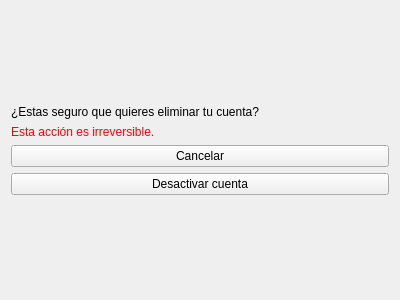
The window that proyecto progra/Seguro.ui (AntonyEduardoAguirre/proyectoprogramacion2) describes before a commit, drawn with Qt 5.
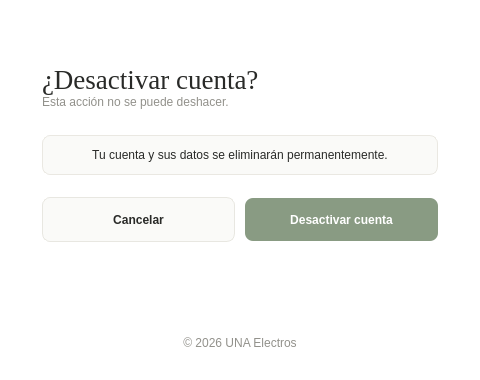
The same window after the commit.

```diff
--- a/proyecto progra/Seguro.ui
+++ b/proyecto progra/Seguro.ui
@@ -1,66 +1,191 @@
 <?xml version="1.0" encoding="UTF-8"?>
 <ui version="4.0">
- <class>SeguroClass</class>
- <widget class="QWidget" name="SeguroClass">
+ <class>seguroClass</class>
+ <widget class="QWidget" name="seguroClass">
   <property name="geometry">
    <rect>
     <x>0</x>
     <y>0</y>
-    <width>400</width>
-    <height>300</height>
+    <width>480</width>
+    <height>380</height>
    </rect>
   </property>
+  <property name="minimumSize">
+   <size>
+    <width>430</width>
+    <height>350</height>
+   </size>
+  </property>
   <property name="windowTitle">
-   <string>Form</string>
+   <string>Confirmación</string>
   </property>
-  <layout class="QVBoxLayout" name="verticalLayout">
-   <item>
-    <spacer name="verticalSpacer_2">
-     <property name="orientation">
-      <enum>Qt::Orientation::Vertical</enum>
-     </property>
-     <property name="sizeHint" stdset="0">
-      <size>
-       <width>20</width>
-       <height>40</height>
-      </size>
-     </property>
-    </spacer>
-   </item>
-   <item>
-    <widget class="QLabel" name="label">
-     <property name="text">
-      <string>¿Estas seguro que quieres eliminar tu cuenta?</string>
-     </property>
-    </widget>
-   </item>
-   <item>
-    <widget class="QLabel" name="label_2">
-     <property name="styleSheet">
-      <string notr="true">color: red;
+  <property name="styleSheet">
+   <string notr="true">#seguroClass {
+	background-color: #FFFFFF;
+}
+QLabel#eyebrow {
+	color: #92918B;
+	font-family: &quot;Segoe UI&quot;;
+	font-size: 11px;
+	font-weight: 600;
+}
+QLabel#title {
+	color: #292A28;
+	font-family: Georgia;
+	font-size: 27px;
+}
+QLabel#subtitle, QLabel#copyright {
+	color: #92918B;
+	font-family: &quot;Segoe UI&quot;;
+	font-size: 12px;
+}
+QLabel#label {
+	color: #292A28;
+	background: #FAFAF8;
+	border: 1px solid #EAE8E2;
+	border-radius: 8px;
+	padding: 12px;
+	font-size: 12px;
+}
+QPushButton#btnConfirmar {
+	background: #899B83;
+	color: #FFFFFF;
+	border: none;
+	border-radius: 8px;
+	min-height: 43px;
+	font-weight: 600;
+}
+QPushButton#btnConfirmar:hover {
+	background: #788B72;
+}
+QPushButton#btnCancelar {
+	background: #FAFAF8;
+	color: #292A28;
+	border: 1px solid #E8E7E1;
+	border-radius: 8px;
+	min-height: 43px;
+	font-weight: 600;
+}
+QPushButton#btnCancelar:hover {
+	border-color: #899B83;
+	color: #899B83;
+}
 </string>
+  </property>
+  <layout class="QVBoxLayout" name="contenido">
+   <property name="spacing">
+    <number>0</number>
+   </property>
+   <property name="leftMargin">
+    <number>42</number>
+   </property>
+   <property name="topMargin">
+    <number>34</number>
+   </property>
+   <property name="rightMargin">
+    <number>42</number>
+   </property>
+   <property name="bottomMargin">
+    <number>30</number>
+   </property>
+   <item>
+    <spacer name="spacerEyebrow">
+     <property name="orientation">
+      <enum>Qt::Orientation::Vertical</enum>
      </property>
+     <property name="sizeType">
+      <enum>QSizePolicy::Policy::Fixed</enum>
+     </property>
+     <property name="sizeHint" stdset="0">
+      <size>
+       <width>20</width>
+       <height>30</height>
+      </size>
+     </property>
+    </spacer>
+   </item>
+   <item>
+    <widget class="QLabel" name="title">
      <property name="text">
-      <string>Esta acción es irreversible.</string>
+      <string>¿Desactivar cuenta?</string>
      </property>
     </widget>
    </item>
    <item>
-    <widget class="QPushButton" name="btnCancelar">
+    <widget class="QLabel" name="subtitle">
      <property name="text">
-      <string>Cancelar</string>
+      <string>Esta acción no se puede deshacer.</string>
      </property>
     </widget>
    </item>
    <item>
-    <widget class="QPushButton" name="btnConfirmar">
+    <spacer name="spacerSubtitulo">
+     <property name="orientation">
+      <enum>Qt::Orientation::Vertical</enum>
+     </property>
+     <property name="sizeType">
+      <enum>QSizePolicy::Policy::Fixed</enum>
+     </property>
+     <property name="sizeHint" stdset="0">
+      <size>
+       <width>20</width>
+       <height>26</height>
+      </size>
+     </property>
+    </spacer>
+   </item>
+   <item>
+    <widget class="QLabel" name="label">
      <property name="text">
-      <string>Desactivar cuenta</string>
+      <string>Tu cuenta y sus datos se eliminarán permanentemente.</string>
      </property>
+     <property name="alignment">
+      <set>Qt::AlignmentFlag::AlignCenter</set>
+     </property>
+     <property name="wordWrap">
+      <bool>true</bool>
+     </property>
     </widget>
    </item>
    <item>
-    <spacer name="verticalSpacer">
+    <spacer name="spacerAviso">
+     <property name="orientation">
+      <enum>Qt::Orientation::Vertical</enum>
+     </property>
+     <property name="sizeType">
+      <enum>QSizePolicy::Policy::Fixed</enum>
+     </property>
+     <property name="sizeHint" stdset="0">
+      <size>
+       <width>20</width>
+       <height>22</height>
+      </size>
+     </property>
+    </spacer>
+   </item>
+   <item>
+    <layout class="QHBoxLayout" name="acciones">
+     <property name="spacing">
+      <number>10</number>
+     </property>
+     <item>
+      <widget class="QPushButton" name="btnCancelar">
+       <property name="text">
+        <string>Cancelar</string>
+       </property>
+      </widget>
+     </item>
+     <item>
+      <widget class="QPushButton" name="btnConfirmar">
+       <property name="text">
+        <string>Desactivar cuenta</string>
+       </property>
+      </widget>
+     </item>
+    </layout>
+   </item>
+   <item>
+    <spacer name="spacerInferior">
      <property name="orientation">
       <enum>Qt::Orientation::Vertical</enum>
      </property>
@@ -72,6 +197,16 @@
      </property>
     </spacer>
    </item>
+   <item>
+    <widget class="QLabel" name="copyright">
+     <property name="text">
+      <string>© 2026 UNA Electros</string>
+     </property>
+     <property name="alignment">
+      <set>Qt::AlignmentFlag::AlignCenter</set>
+     </property>
+    </widget>
+   </item>
   </layout>
  </widget>
  <resources/>
```
